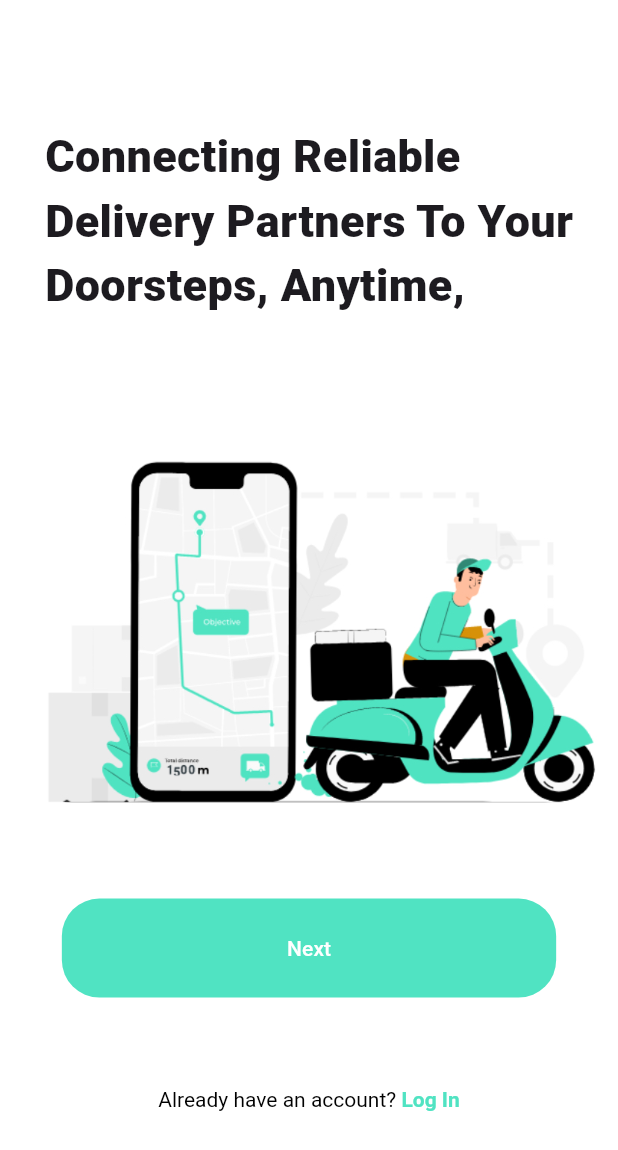
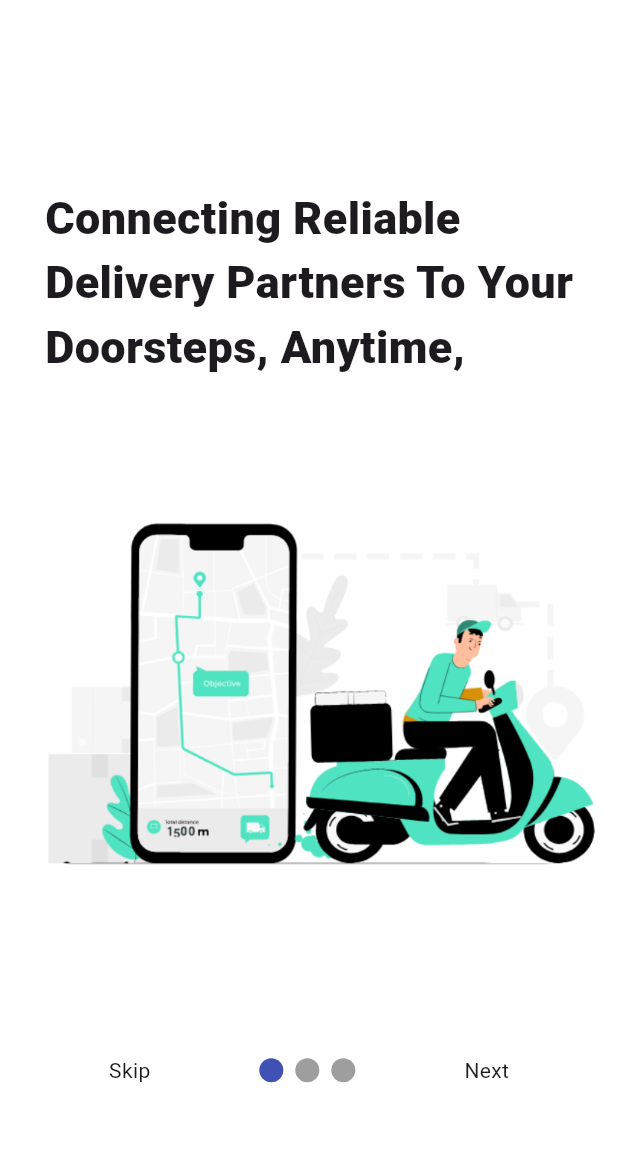
Before and after one commit to ameenakabir22/swiift-hq, a Flutter app: the screen it shows after launch, on a phone screen of 412 x 824 dp. Shown: the top 1150 px of the screen. Run offline on Flutter 3.47's test engine with Material 3 defaults, Android fonts, the phone set to English and light mode, and no system bars; drawn by our look-alikes of smooth_page_indicator; our stand-ins replace lottie.

Commit message:
i implemented a smooth page indicator for the onboarding pages and i also added a function to the 'next' text in order to move to the next page when it is clicked

```diff
--- a/lib/main.dart
+++ b/lib/main.dart
@@ -1,4 +1,5 @@
 import 'package:flutter/material.dart';
+import 'package:swiift/pages/onboarding4.dart';
 import 'package:swiift/pages/splashscreen.dart';
 
 void main() => runApp(Swiift());
@@ -9,7 +10,7 @@ class Swiift extends StatelessWidget {
   @override
   Widget build(BuildContext context) {
     return const MaterialApp(
-      home: SplashScreen(),
+      home: OnboardingScreen(),
       debugShowCheckedModeBanner: false,
     );
   }
--- a/lib/pages/onboarding.dart
+++ b/lib/pages/onboarding.dart
@@ -32,54 +32,6 @@ class _OnboardingState extends State<Onboarding> {
             offset: Offset(0.0, -60.0),
             child: Image.asset(
               'assets/onboardingimg.jpeg',
-            ),
-          ),
-          Transform.translate(
-            offset: Offset(0.0, -80.0),
-            child: Padding(
-              padding: const EdgeInsets.only(right: 20, left: 20),
-              child: TextButton(
-                onPressed: () {
-                  // Navigate to the second page when the button is pressed
-                  Navigator.of(context).push(_createRoute());
-                },
-                child: Text('Next'),
-                style: ElevatedButton.styleFrom(
-                  primary: Color(0xFF50E3C2), // Background color
-                  onPrimary: Colors.white, // Text color
-                  padding: EdgeInsets.symmetric(
-                    vertical: 23.0,
-                    horizontal: 150,
-                  ), // Vertical padding
-                  shape: RoundedRectangleBorder(
-                    borderRadius: BorderRadius.circular(25.0), // Border radius
-                  ),
-                ),
-              ),
-            ),
-          ),
-          Transform.translate(
-            offset: Offset(0.0, -20.0),
-            child: GestureDetector(
-              onTap: () {
-                // Navigate to the login page when the "Log In" text is pressed
-                Navigator.of(context).push(_createRoute2());
-              },
-              child: RichText(
-                text: TextSpan(
-                  text: 'Already have an account? ',
-                  style: TextStyle(color: Colors.black),
-                  children: <TextSpan>[
-                    TextSpan(
-                      text: 'Log In',
-                      style: TextStyle(
-                        color: Color(0xFF50E3C2), // Match the button color
-                        fontWeight: FontWeight.bold,
-                      ),
-                    ),
-                  ],
-                ),
-              ),
             ),
           ),
         ],
--- /dev/null
+++ b/lib/pages/onboarding4.dart
@@ -0,0 +1,59 @@
+import 'package:flutter/material.dart';
+import 'package:smooth_page_indicator/smooth_page_indicator.dart';
+import 'package:swiift/pages/onboarding.dart';
+import 'package:swiift/pages/onboarding2.dart';
+import 'package:swiift/pages/onboarding3.dart';
+
+class OnboardingScreen extends StatefulWidget {
+  const OnboardingScreen({Key? key}) : super(key: key);
+
+  @override
+  State<OnboardingScreen> createState() => _OnboardingScreenState();
+}
+
+class _OnboardingScreenState extends State<OnboardingScreen> {
+  PageController _controller = PageController();
+  @override
+  Widget build(BuildContext context) {
+    return Scaffold(
+      body: Stack(
+        children: [
+          //page view
+          PageView(
+            controller: _controller,
+            children: [Onboarding(), Onboarding2(), Onboarding3()],
+          ),
+
+          Container(
+            alignment: Alignment(0, 0.75),
+            child: Row(
+              mainAxisAlignment: MainAxisAlignment.spaceEvenly,
+              children: [
+                // skip button
+                GestureDetector(
+                    onTap: () {
+                      _controller.nextPage(
+                          duration: Duration(milliseconds: 500),
+                          curve: Curves.easeIn);
+                    },
+                    child: Text('Skip')),
+
+                // dot indicators
+                SmoothPageIndicator(controller: _controller, count: 3),
+
+                // next button
+                GestureDetector(
+                    onTap: () {
+                      _controller.nextPage(
+                          duration: Duration(milliseconds: 500),
+                          curve: Curves.easeIn);
+                    },
+                    child: Text('Next')),
+              ],
+            ),
+          )
+        ],
+      ),
+    );
+  }
+}
--- a/pubspec.yaml
+++ b/pubspec.yaml
@@ -10,6 +10,7 @@ dependencies:
   flutter:
     sdk: flutter
   lottie: ^2.3.1
+  smooth_page_indicator: ^1.0.0
 
 dev_dependencies:
   flutter_test:
```
Also changed, not shown: lib/pages/onboarding2.dart (+0 -34 lines), lib/pages/onboarding3.dart (+4 -36 lines), lib/pages/signup.dart (+51 -0 lines).
